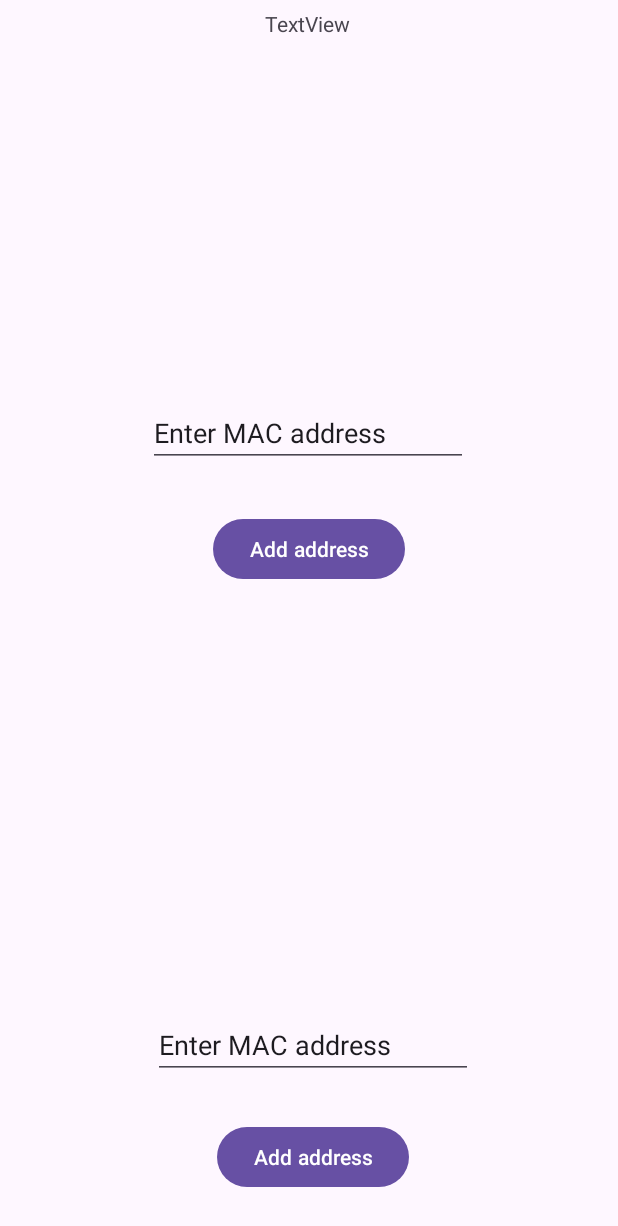
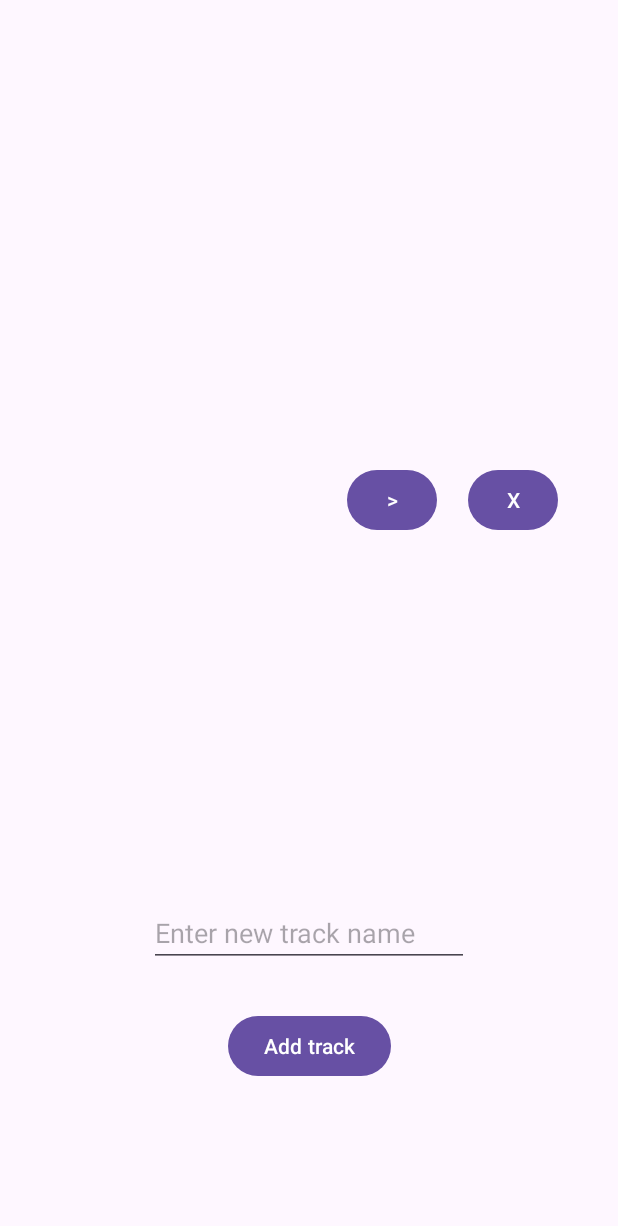
Before and after one commit to addi-02/BLETimingApp, an Android app: the screen it shows after launch (MainActivity), on a phone screen of 412 x 824 dp. Shown: the top 1226 px of the screen. Run offline under Robolectric (Android 15) with nearby library versions, the phone set to English and light mode, and no system bars.

Commit message:
Added screen to make new tracks, made it so that tracks are persistent and editable

```diff
--- /dev/null
+++ b/app/src/main/java/com/example/thesis/TrackAdapter.java
@@ -0,0 +1,84 @@
+package com.example.thesis;
+
+import android.view.LayoutInflater;
+import android.view.View;
+import android.view.ViewGroup;
+import android.widget.Button;
+import android.widget.TextView;
+
+import androidx.annotation.NonNull;
+import androidx.recyclerview.widget.RecyclerView;
+
+import java.util.ArrayList;
+
+public class TrackAdapter extends RecyclerView.Adapter<TrackAdapter.TrackViewHolder> {
+
+    private ArrayList<String> trackNames;
+    private TrackAdapter.OnDeleteClickListener deleteClickListener;
+    public interface OnDeleteClickListener {
+        void onDelete(int position);
+    }
+
+    public interface OnItemClickListener {
+        void onItemClick(int position);
+    }
+
+    private OnItemClickListener listener;
+
+    public void setOnItemClickListener(OnItemClickListener listener) {
+        this.listener = listener;
+    }
+    public TrackAdapter(ArrayList<String> trackNames, TrackAdapter.OnDeleteClickListener listener) {
+        this.trackNames = trackNames;
+        this.deleteClickListener = listener;
+    }
+
+    @NonNull
+    @Override
+    public TrackAdapter.TrackViewHolder onCreateViewHolder(@NonNull ViewGroup parent, int viewType) {
+        View view = LayoutInflater.from(parent.getContext()).inflate(R.layout.track_item, parent, false);
+        return new TrackAdapter.TrackViewHolder(view);
+    }
+
+    @Override
+    public void onBindViewHolder(@NonNull TrackAdapter.TrackViewHolder holder, int position) {
+        holder.textAddress.setText(trackNames.get(position).toString());
+    }
+
+    @Override
+    public int getItemCount() {
+        return trackNames.size();
+    }
+
+    class TrackViewHolder extends RecyclerView.ViewHolder{
+        TextView textAddress;
+        Button btnDelete;
+
+        Button btnEdit;
+        public TrackViewHolder(@NonNull View itemView) {
+            super(itemView);
+            textAddress = itemView.findViewById(R.id.text_address);
+            btnDelete = itemView.findViewById(R.id.button_delete);
+            btnEdit = itemView.findViewById(R.id.button_edit);
+
+            btnDelete.setOnClickListener(new View.OnClickListener() {
+                @Override
+                public void onClick(View view) {
+                    int position = getAdapterPosition();
+                    if (position != RecyclerView.NO_POSITION) {
+                        deleteClickListener.onDelete(position);
+                    }
+                }
+            });
+
+            btnEdit.setOnClickListener(new View.OnClickListener() {
+                @Override
+                public void onClick(View view) {
+                    if (listener != null && getAdapterPosition() != RecyclerView.NO_POSITION) {
+                        listener.onItemClick(getAdapterPosition());
+                    }
+                }
+            });
+        }
+    }
+}
--- a/app/src/main/java/com/example/thesis/TracksFragment.java
+++ b/app/src/main/java/com/example/thesis/TrackFragment.java
@@ -1,14 +1,11 @@
 package com.example.thesis;
 
-import android.content.Context;
-import android.content.SharedPreferences;
 import android.os.Bundle;
 
 import androidx.fragment.app.Fragment;
 import androidx.recyclerview.widget.LinearLayoutManager;
 import androidx.recyclerview.widget.RecyclerView;
 
-import android.text.TextUtils;
 import android.view.LayoutInflater;
 import android.view.View;
 import android.view.ViewGroup;
@@ -19,15 +16,16 @@ import java.util.ArrayList;
 
 /**
  * A simple {@link Fragment} subclass.
- * Use the {@link TracksFragment#newInstance} factory method to
+ * Use the {@link TrackFragment#newInstance} factory method to
  * create an instance of this fragment.
  */
-public class TracksFragment extends Fragment {
+public class TrackFragment extends Fragment {
 
     // TODO: Rename parameter arguments, choose names that match
     // the fragment initialization parameters, e.g. ARG_ITEM_NUMBER
     private static final String ARG_PARAM1 = "param1";
     private static final String ARG_PARAM2 = "param2";
+    private static final String ARG_TRACK = "arg_track";
 
     // TODO: Rename and change types of parameters
     private String mParam1;
@@ -36,8 +34,9 @@ public class TracksFragment extends Fragment {
     private ArrayList<MacAddress> macListFinish = new ArrayList<>();
     private MacAdapter adapterStart;
     private String trackName = "Test";
+    private Track track;
     private MacAdapter adapterFinish;
-    public TracksFragment() {
+    public TrackFragment() {
         // Required empty public constructor
     }
 
@@ -50,11 +49,10 @@ public class TracksFragment extends Fragment {
      * @return A new instance of fragment TracksFragment.
      */
     // TODO: Rename and change types and number of parameters
-    public static TracksFragment newInstance(String param1, String param2) {
-        TracksFragment fragment = new TracksFragment();
+    public static TrackFragment newInstance(Track track) {
+        TrackFragment fragment = new TrackFragment();
         Bundle args = new Bundle();
-        args.putString(ARG_PARAM1, param1);
-        args.putString(ARG_PARAM2, param2);
+        args.putSerializable(ARG_TRACK, track);
         fragment.setArguments(args);
         return fragment;
     }
@@ -62,9 +60,8 @@ public class TracksFragment extends Fragment {
     @Override
     public void onCreate(Bundle savedInstanceState) {
         super.onCreate(savedInstanceState);
-        if (getArguments() != null) {
-            mParam1 = getArguments().getString(ARG_PARAM1);
-            mParam2 = getArguments().getString(ARG_PARAM2);
+        if (getArguments() != null && track == null) {
+            track = (Track) getArguments().getSerializable(ARG_TRACK);
         }
     }
 
@@ -74,25 +71,31 @@ public class TracksFragment extends Fragment {
         // Inflate the layout for this fragment
         View v = inflater.inflate(R.layout.fragment_tracks, container, false);
         RecyclerView macAddressesStart = v.findViewById(R.id.rv_mac_addresses_start);
-        MacAddress mcStart = new MacAddress("hejsan");
-        macListStart = loadMacListStart();
-        macListFinish = loadMacListFinish();
+        track = new Track("addi", new ArrayList<>(), new ArrayList<>());
+        track.setContext(requireContext());
+        track.loadMacList();
+        trackName = track.getTrackName();
+        macListStart = track.getAddresses("start");
+        macListFinish = track.getAddresses("finish");
+
         adapterStart = new MacAdapter(macListStart, position -> {
             macListStart.remove(position);
             adapterStart.notifyItemRemoved(position);
-            saveMacListStart();
+            track.saveMacListStart(macListStart);
         });
 
         macAddressesStart.setLayoutManager(new LinearLayoutManager(getContext()));
         macAddressesStart.setAdapter(adapterStart);
 
         RecyclerView macAddressesFinish = v.findViewById(R.id.rv_mac_addresses_finish);
-        MacAddress mcFinish = new MacAddress("hejdå");
         adapterFinish = new MacAdapter(macListFinish, position -> {
             macListFinish.remove(position);
             adapterFinish.notifyItemRemoved(position);
-            saveMacListFinish();
+            track.saveMacListFinish(macListFinish);
         });
+
+        macAddressesFinish.setLayoutManager(new LinearLayoutManager(getContext()));
+        macAddressesFinish.setAdapter(adapterFinish);
 
         Button btnStartAddress = v.findViewById(R.id.button_add_start_address);
         btnStartAddress.setOnClickListener(new View.OnClickListener() {
@@ -102,7 +105,7 @@ public class TracksFragment extends Fragment {
                 String address = name.getText().toString();
                 macListStart.add(new MacAddress(address));
                 adapterStart.notifyItemInserted(macListStart.size()-1);
-                saveMacListStart();
+                track.saveMacListStart(macListStart);
                 name.setText("");
             }
         });
@@ -115,60 +118,15 @@ public class TracksFragment extends Fragment {
                 String address = name.getText().toString();
                 macListFinish.add(new MacAddress(address));
                 adapterFinish.notifyItemInserted(macListFinish.size()-1);
-                saveMacListFinish();
+                track.saveMacListFinish(macListFinish);
                 name.setText("");
             }
         });
 
-        macAddressesFinish.setLayoutManager(new LinearLayoutManager(getContext()));
-        macAddressesFinish.setAdapter(adapterFinish);
+
 
         return v;
     }
 
-    private void saveMacListStart() {
-        SharedPreferences prefs = requireContext().getSharedPreferences("mac_prefs", Context.MODE_PRIVATE);
-        SharedPreferences.Editor editor = prefs.edit();
-        ArrayList<String> macs = new ArrayList<>();
-        for (MacAddress item : macListStart) {
-            macs.add(item.getAddress());
-        }
-        editor.putString(trackName+"_start", TextUtils.join(",", macs));
-        editor.apply();
-    }
 
-    private void saveMacListFinish() {
-        SharedPreferences prefs = requireContext().getSharedPreferences("mac_prefs", Context.MODE_PRIVATE);
-        SharedPreferences.Editor editor = prefs.edit();
-        ArrayList<String> macs = new ArrayList<>();
-        for (MacAddress item : macListFinish) {
-            macs.add(item.getAddress());
-        }
-        editor.putString(trackName+"_finish", TextUtils.join(",", macs));
-        editor.apply();
-    }
-
-    private ArrayList<MacAddress> loadMacListStart() {
-        SharedPreferences prefs = requireContext().getSharedPreferences("mac_prefs", Context.MODE_PRIVATE);
-        String saved = prefs.getString(trackName+"_start", "");
-        ArrayList<MacAddress> list = new ArrayList<>();
-        if (!saved.isEmpty()) {
-            for (String mac : saved.split(",")) {
-                list.add(new MacAddress(mac));
-            }
-        }
-        return list;
-    }
-
-    private ArrayList<MacAddress> loadMacListFinish() {
-        SharedPreferences prefs = requireContext().getSharedPreferences("mac_prefs", Context.MODE_PRIVATE);
-        String saved = prefs.getString(trackName+"_finish", "");
-        ArrayList<MacAddress> list = new ArrayList<>();
-        if (!saved.isEmpty()) {
-            for (String mac : saved.split(",")) {
-                list.add(new MacAddress(mac));
-            }
-        }
-        return list;
-    }
 }
--- /dev/null
+++ b/app/src/main/java/com/example/thesis/TrackListFragment.java
@@ -0,0 +1,126 @@
+package com.example.thesis;
+
+import android.content.Context;
+import android.content.SharedPreferences;
+import android.os.Bundle;
+
+import androidx.fragment.app.Fragment;
+import androidx.recyclerview.widget.LinearLayoutManager;
+import androidx.recyclerview.widget.RecyclerView;
+
+import android.text.TextUtils;
+import android.view.LayoutInflater;
+import android.view.View;
+import android.view.ViewGroup;
+import android.widget.Button;
+import android.widget.EditText;
+
+import java.util.ArrayList;
+import java.util.Arrays;
+import java.util.Objects;
+
+/**
+ * A simple {@link Fragment} subclass.
+ * Use the {@link TrackListFragment#newInstance} factory method to
+ * create an instance of this fragment.
+ */
+public class TrackListFragment extends Fragment {
+
+    // TODO: Rename parameter arguments, choose names that match
+    // the fragment initialization parameters, e.g. ARG_ITEM_NUMBER
+    private static final String ARG_PARAM1 = "param1";
+    private static final String ARG_PARAM2 = "param2";
+    private TrackAdapter adapter;
+    ArrayList<String> trackNameList = new ArrayList<>();
+
+    // TODO: Rename and change types of parameters
+    private String mParam1;
+    private String mParam2;
+
+    public TrackListFragment() {
+        // Required empty public constructor
+    }
+
+    /**
+     * Use this factory method to create a new instance of
+     * this fragment using the provided parameters.
+     *
+     * @param param1 Parameter 1.
+     * @param param2 Parameter 2.
+     * @return A new instance of fragment TrackListFragment.
+     */
+    // TODO: Rename and change types and number of parameters
+    public static TrackListFragment newInstance(String param1, String param2) {
+        TrackListFragment fragment = new TrackListFragment();
+        Bundle args = new Bundle();
+        args.putString(ARG_PARAM1, param1);
+        args.putString(ARG_PARAM2, param2);
+        fragment.setArguments(args);
+        return fragment;
+    }
+
+    @Override
+    public void onCreate(Bundle savedInstanceState) {
+        super.onCreate(savedInstanceState);
+        if (getArguments() != null) {
+            mParam1 = getArguments().getString(ARG_PARAM1);
+            mParam2 = getArguments().getString(ARG_PARAM2);
+        }
+    }
+
+    @Override
+    public View onCreateView(LayoutInflater inflater, ViewGroup container,
+                             Bundle savedInstanceState) {
+        // Inflate the layout for this fragment
+        View v = inflater.inflate(R.layout.fragment_track_list, container, false);
+        RecyclerView trackRecycler = v.findViewById(R.id.rv_tracks);
+        loadTrackList();
+        adapter = new TrackAdapter(trackNameList, position -> {
+            trackNameList.remove(position);
+            adapter.notifyItemRemoved(position);
+        });
+
+        trackRecycler.setLayoutManager(new LinearLayoutManager(getContext()));
+        trackRecycler.setAdapter(adapter);
+        Button addTrack = v.findViewById(R.id.button_add_track);
+        addTrack.setOnClickListener(new View.OnClickListener() {
+            @Override
+            public void onClick(View view) {
+                EditText inputName = (EditText)v.findViewById(R.id.edit_track_name);
+                String track = inputName.getText().toString();
+                trackNameList.add(track);
+                adapter.notifyItemInserted(trackNameList.size()-1);
+                inputName.setText("");
+                saveTrackList(trackNameList);
+            }
+        });
+
+        adapter.setOnItemClickListener(new TrackAdapter.OnItemClickListener() {
+            @Override
+            public void onItemClick(int position) {
+                String currName = trackNameList.get(position);
+                Fragment editFragment = TrackFragment.newInstance(new Track(currName, new ArrayList<>(), new ArrayList<>()));
+                getParentFragmentManager()
+                        .beginTransaction()
+                        .replace(R.id.frameLayout3, editFragment)
+                        .addToBackStack(null)
+                        .commit();
+            }
+        });
+        return v;
+    }
+
+    public void saveTrackList(ArrayList<String> newTracks) {
+        SharedPreferences prefs = requireContext().getSharedPreferences("track_prefs", Context.MODE_PRIVATE);
+        SharedPreferences.Editor editor = prefs.edit();
+        editor.putString("track_names", TextUtils.join(",", newTracks));
+        editor.apply();
+    }
+
+    public void loadTrackList() {
+        SharedPreferences prefs = requireContext().getSharedPreferences("track_prefs", Context.MODE_PRIVATE);
+        String tracks = prefs.getString("track_names", "");
+
+        trackNameList.addAll(Arrays.asList(tracks.split(",")));
+    }
+}
--- a/app/src/main/res/layout/activity_main.xml
+++ b/app/src/main/res/layout/activity_main.xml
@@ -8,8 +8,8 @@
     tools:context=".MainActivity">
 
     <androidx.fragment.app.FragmentContainerView
-        android:id="@+id/frameLayout2"
-        android:name="com.example.thesis.TracksFragment"
+        android:id="@+id/frameLayout3"
+        android:name="com.example.thesis.TrackListFragment"
         android:layout_width="0dp"
         android:layout_height="0dp"
         app:layout_constraintBottom_toBottomOf="parent"
--- /dev/null
+++ b/app/src/main/res/layout/fragment_track_list.xml
@@ -0,0 +1,42 @@
+<?xml version="1.0" encoding="utf-8"?>
+<androidx.constraintlayout.widget.ConstraintLayout xmlns:android="http://schemas.android.com/apk/res/android"
+    xmlns:app="http://schemas.android.com/apk/res-auto"
+    xmlns:tools="http://schemas.android.com/tools"
+    android:id="@+id/frameLayout3"
+    android:layout_width="match_parent"
+    android:layout_height="match_parent"
+    tools:context=".TrackListFragment">
+
+    <androidx.recyclerview.widget.RecyclerView
+        android:id="@+id/rv_tracks"
+        android:layout_width="404dp"
+        android:layout_height="569dp"
+        app:layout_constraintBottom_toBottomOf="parent"
+        app:layout_constraintEnd_toEndOf="parent"
+        app:layout_constraintHorizontal_bias="0.428"
+        app:layout_constraintStart_toStartOf="parent"
+        app:layout_constraintTop_toTopOf="parent"
+        app:layout_constraintVertical_bias="0.006" />
+
+    <Button
+        android:id="@+id/button_add_track"
+        android:layout_width="wrap_content"
+        android:layout_height="wrap_content"
+        android:text="Add track"
+        app:layout_constraintBottom_toBottomOf="parent"
+        app:layout_constraintEnd_toEndOf="parent"
+        app:layout_constraintStart_toStartOf="parent"
+        app:layout_constraintTop_toBottomOf="@+id/rv_tracks" />
+
+    <EditText
+        android:id="@+id/edit_track_name"
+        android:layout_width="wrap_content"
+        android:layout_height="wrap_content"
+        android:ems="10"
+        android:hint="Enter new track name"
+        android:inputType="text"
+        app:layout_constraintBottom_toTopOf="@+id/button_add_track"
+        app:layout_constraintEnd_toEndOf="parent"
+        app:layout_constraintStart_toStartOf="parent"
+        app:layout_constraintTop_toBottomOf="@+id/rv_tracks" />
+</androidx.constraintlayout.widget.ConstraintLayout>
--- a/app/src/main/res/layout/fragment_tracks.xml
+++ b/app/src/main/res/layout/fragment_tracks.xml
@@ -5,7 +5,7 @@
     android:id="@+id/frameLayout2"
     android:layout_width="match_parent"
     android:layout_height="match_parent"
-    tools:context=".TracksFragment">
+    tools:context=".TrackFragment">
 
     <!-- TODO: Update blank fragment layout -->
 
@@ -71,8 +71,8 @@
         android:layout_width="wrap_content"
         android:layout_height="wrap_content"
         android:ems="10"
+        android:hint="Enter MAC address"
         android:inputType="text"
-        android:text="Enter MAC address"
         app:layout_constraintBottom_toBottomOf="parent"
         app:layout_constraintEnd_toEndOf="parent"
         app:layout_constraintHorizontal_bias="0.512"
@@ -85,8 +85,8 @@
         android:layout_width="wrap_content"
         android:layout_height="wrap_content"
         android:ems="10"
+        android:hint="Enter MAC address"
         android:inputType="text"
-        android:text="Enter MAC address"
         app:layout_constraintBottom_toBottomOf="parent"
         app:layout_constraintEnd_toEndOf="parent"
         app:layout_constraintHorizontal_bias="0.497"
--- /dev/null
+++ b/app/src/main/res/layout/track_item.xml
@@ -0,0 +1,44 @@
+<?xml version="1.0" encoding="utf-8"?>
+<androidx.constraintlayout.widget.ConstraintLayout xmlns:android="http://schemas.android.com/apk/res/android"
+    xmlns:app="http://schemas.android.com/apk/res-auto"
+    xmlns:tools="http://schemas.android.com/tools"
+    android:layout_width="match_parent"
+    android:layout_height="match_parent">
+
+    <Button
+        android:id="@+id/button_delete"
+        android:layout_width="60dp"
+        android:layout_height="48dp"
+        android:text="X"
+        app:layout_constraintBottom_toBottomOf="parent"
+        app:layout_constraintEnd_toEndOf="parent"
+        app:layout_constraintHorizontal_bias="0.897"
+        app:layout_constraintStart_toStartOf="parent"
+        app:layout_constraintTop_toTopOf="parent"
+        app:layout_constraintVertical_bias="0.591" />
+
+    <Button
+        android:id="@+id/button_edit"
+        android:layout_width="60dp"
+        android:layout_height="48dp"
+        android:text=">"
+        app:layout_constraintBottom_toBottomOf="parent"
+        app:layout_constraintEnd_toEndOf="parent"
+        app:layout_constraintHorizontal_bias="0.663"
+        app:layout_constraintStart_toStartOf="parent"
+        app:layout_constraintTop_toTopOf="parent"
+        app:layout_constraintVertical_bias="0.591" />
+
+    <TextView
+        android:id="@+id/text_address"
+        android:layout_width="wrap_content"
+        android:layout_height="wrap_content"
+        android:text="TextView"
+        app:layout_constraintBottom_toBottomOf="parent"
+        app:layout_constraintEnd_toEndOf="parent"
+        app:layout_constraintHorizontal_bias="0.32"
+        app:layout_constraintStart_toStartOf="parent"
+        app:layout_constraintTop_toTopOf="parent"
+        app:layout_constraintVertical_bias="0.596" />
+
+</androidx.constraintlayout.widget.ConstraintLayout>
```
Also changed, not shown: app/src/main/java/com/example/thesis/TimeKeepingFragment.java (+11 -5 lines), app/src/main/java/com/example/thesis/Track.java (+70 -4 lines), app/src/main/java/com/example/thesis/TrackManager.java (added, +31 -0 lines).
